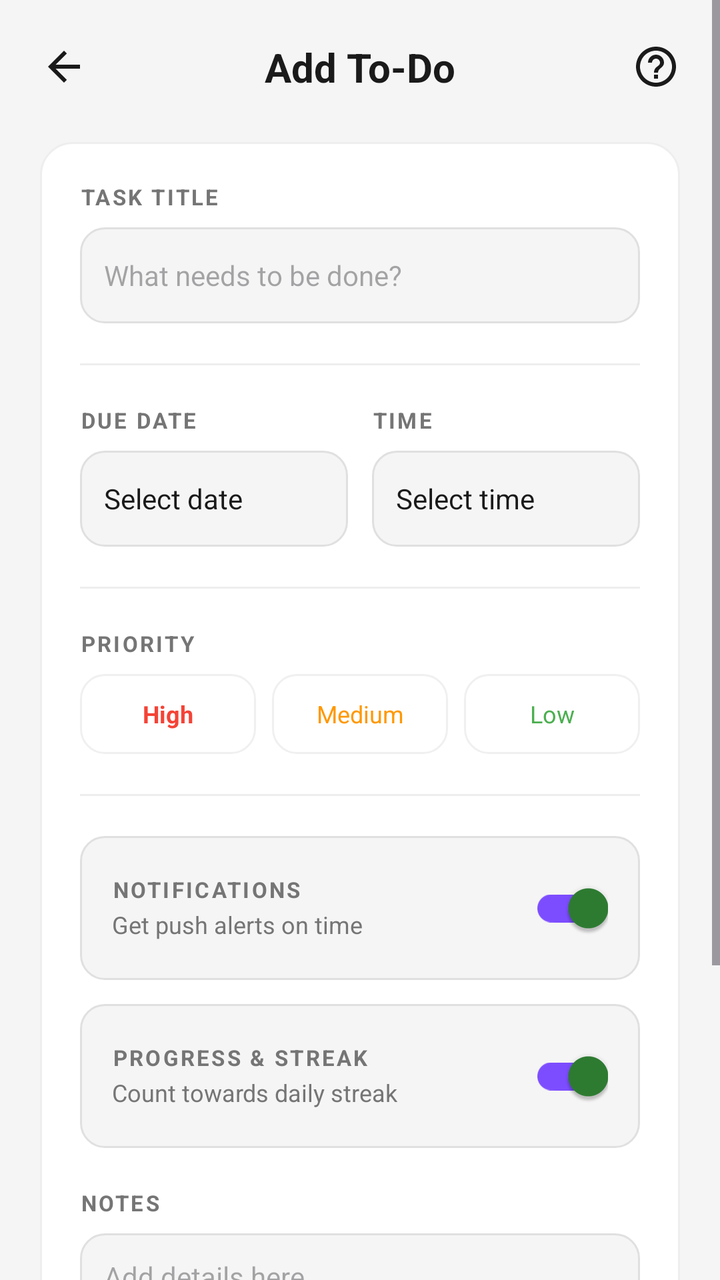
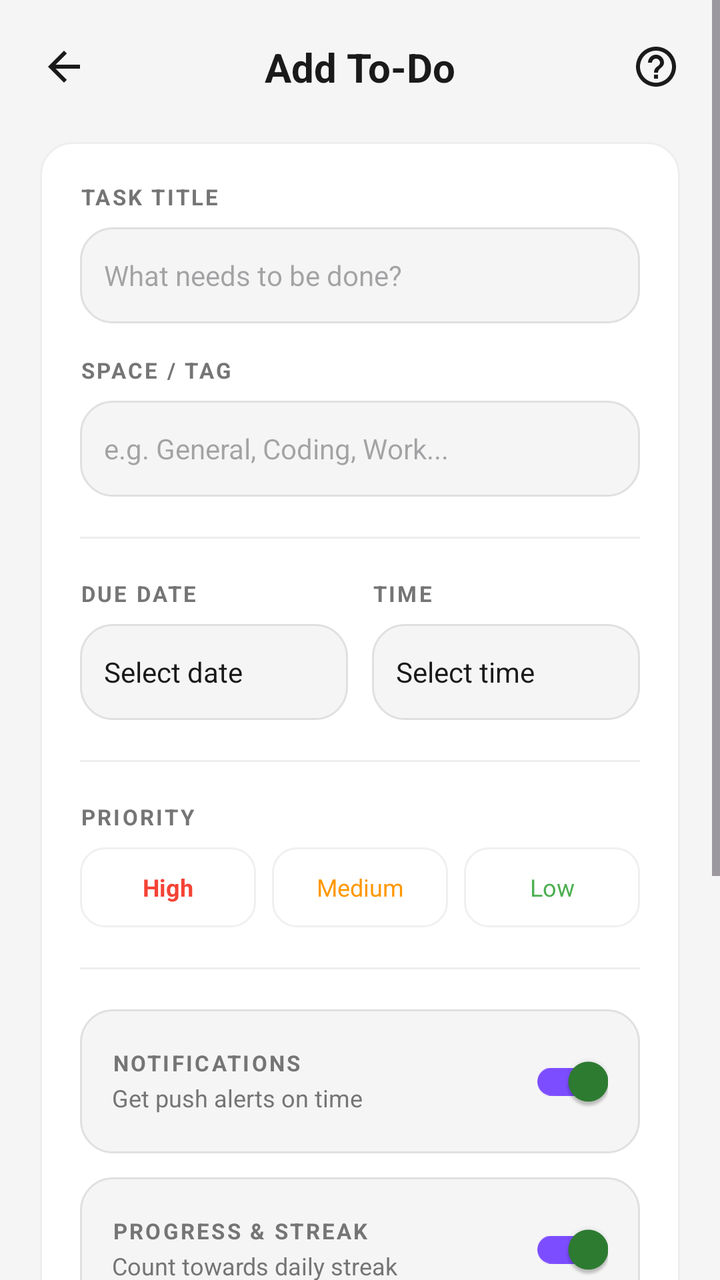

Before-and-after screenshots of an Android layout around one commit, followed by the original layout XML and the change that was made.
<!-- AndroidManifest.xml: application theme Theme.FridgeWise -->
<!-- res/layout/fragment_add_todo.xml -->
<?xml version="1.0" encoding="utf-8"?>
<ScrollView xmlns:android="http://schemas.android.com/apk/res/android"
    xmlns:app="http://schemas.android.com/apk/res-auto"
    android:layout_width="match_parent"
    android:layout_height="match_parent"
    android:background="@color/bg_primary"
    android:fillViewport="true">

    <LinearLayout
        android:layout_width="match_parent"
        android:layout_height="wrap_content"
        android:orientation="vertical"
        android:padding="20dp">

        
        <RelativeLayout
            android:layout_width="match_parent"
            android:layout_height="wrap_content"
            android:layout_marginBottom="24dp">

            <ImageView
                android:id="@+id/btnBack"
                android:layout_width="24dp"
                android:layout_height="24dp"
                android:layout_alignParentStart="true"
                android:layout_centerVertical="true"
                android:contentDescription="Back"
                android:src="@drawable/outline_arrow_back_24"
                app:tint="@color/text_dark" />

            <TextView
                android:id="@+id/tvHeaderTitle"
                android:layout_width="wrap_content"
                android:layout_height="wrap_content"
                android:layout_centerInParent="true"
                android:text="Add To-Do"
                android:textColor="@color/text_dark"
                android:textSize="20sp"
                android:textStyle="bold" />

            <ImageView
                android:id="@+id/btnHelp"
                android:layout_width="24dp"
                android:layout_height="24dp"
                android:layout_alignParentEnd="true"
                android:layout_centerVertical="true"
                android:src="@drawable/twotone_help_outline_24"
                app:tint="@color/text_dark" />
        </RelativeLayout>

        
        <LinearLayout
            android:layout_width="match_parent"
            android:layout_height="wrap_content"
            android:background="@drawable/section_card_bg"
            android:orientation="vertical"
            android:padding="20dp">

            
            <TextView
                android:layout_width="wrap_content"
                android:layout_height="wrap_content"
                android:letterSpacing="0.1"
                android:text="TASK TITLE"
                android:textColor="@color/text_gray"
                android:textSize="11sp"
                android:textStyle="bold" />

            <EditText
                android:id="@+id/etTaskTitle"
                android:layout_width="match_parent"
                android:layout_height="48dp"
                android:layout_marginTop="8dp"
                android:background="@drawable/bg_edittext"
                android:hint="What needs to be done?"
                android:paddingHorizontal="12dp"
                android:textColor="@color/text_dark"
                android:textSize="14sp" />

            <View
                android:layout_width="match_parent"
                android:layout_height="1dp"
                android:layout_marginVertical="20dp"
                android:background="#EEEEEE" />

            
            <LinearLayout
                android:layout_width="match_parent"
                android:layout_height="wrap_content"
                android:orientation="horizontal">

                <LinearLayout
                    android:layout_width="0dp"
                    android:layout_height="wrap_content"
                    android:layout_marginEnd="12dp"
                    android:layout_weight="1"
                    android:orientation="vertical">

                    <TextView
                        android:layout_width="wrap_content"
                        android:layout_height="wrap_content"
                        android:letterSpacing="0.1"
                        android:text="DUE DATE"
                        android:textColor="@color/text_gray"
                        android:textSize="11sp"
                        android:textStyle="bold" />

                    <TextView
                        android:id="@+id/tvDate"
                        android:layout_width="match_parent"
                        android:layout_height="48dp"
                        android:layout_marginTop="8dp"
                        android:background="@drawable/bg_edittext"
                        android:gravity="center_vertical"
                        android:paddingHorizontal="12dp"
                        android:text="Select date"
                        android:textColor="@color/text_dark"
                        android:textSize="14sp" />
                </LinearLayout>

                <LinearLayout
                    android:layout_width="0dp"
                    android:layout_height="wrap_content"
                    android:layout_weight="1"
                    android:orientation="vertical">

                    <TextView
                        android:layout_width="wrap_content"
                        android:layout_height="wrap_content"
                        android:letterSpacing="0.1"
                        android:text="TIME"
                        android:textColor="@color/text_gray"
                        android:textSize="11sp"
                        android:textStyle="bold" />

                    <TextView
                        android:id="@+id/tvTime"
                        android:layout_width="match_parent"
                        android:layout_height="48dp"
                        android:layout_marginTop="8dp"
                        android:background="@drawable/bg_edittext"
                        android:gravity="center_vertical"
                        android:paddingHorizontal="12dp"
                        android:text="Select time"
                        android:textColor="@color/text_dark"
                        android:textSize="14sp" />
                </LinearLayout>
            </LinearLayout>

            <View
                android:layout_width="match_parent"
                android:layout_height="1dp"
                android:layout_marginVertical="20dp"
                android:background="#EEEEEE" />

            
            <TextView
                android:layout_width="wrap_content"
                android:layout_height="wrap_content"
                android:letterSpacing="0.1"
                android:text="PRIORITY"
                android:textColor="@color/text_gray"
                android:textSize="11sp"
                android:textStyle="bold" />

            <LinearLayout
                android:layout_width="match_parent"
                android:layout_height="wrap_content"
                android:layout_marginTop="8dp"
                android:orientation="horizontal">

                <TextView
                    android:id="@+id/btnPriorityHigh"
                    android:layout_width="0dp"
                    android:layout_height="40dp"
                    android:layout_weight="1"
                    android:background="@drawable/bg_priority_high_selector"
                    android:gravity="center"
                    android:text="High"
                    android:textColor="@color/todo_priority_high_text"
                    android:textSize="12sp"
                    android:textStyle="bold" />

                <View
                    android:layout_width="8dp"
                    android:layout_height="1dp" />

                <TextView
                    android:id="@+id/btnPriorityMedium"
                    android:layout_width="0dp"
                    android:layout_height="40dp"
                    android:layout_weight="1"
                    android:background="@drawable/bg_priority_medium_selector"
                    android:gravity="center"
                    android:text="Medium"
                    android:textColor="@color/todo_priority_medium_text"
                    android:textSize="12sp" />

                <View
                    android:layout_width="8dp"
                    android:layout_height="1dp" />

                <TextView
                    android:id="@+id/btnPriorityLow"
                    android:layout_width="0dp"
                    android:layout_height="40dp"
                    android:layout_weight="1"
                    android:background="@drawable/bg_priority_low_selector"
                    android:gravity="center"
                    android:text="Low"
                    android:textColor="@color/todo_priority_low_text"
                    android:textSize="12sp" />
            </LinearLayout>

            <View
                android:layout_width="match_parent"
                android:layout_height="1dp"
                android:layout_marginVertical="20dp"
                android:background="#EEEEEE" />

            
            <LinearLayout
                android:layout_width="match_parent"
                android:layout_height="wrap_content"
                android:background="@drawable/bg_edittext"
                android:gravity="center_vertical"
                android:orientation="horizontal"
                android:paddingHorizontal="16dp"
                android:paddingVertical="12dp">

                <LinearLayout
                    android:layout_width="0dp"
                    android:layout_height="wrap_content"
                    android:layout_weight="1"
                    android:orientation="vertical">

                    <TextView
                        android:layout_width="wrap_content"
                        android:layout_height="wrap_content"
                        android:letterSpacing="0.1"
                        android:text="NOTIFICATIONS"
                        android:textColor="@color/text_gray"
                        android:textSize="11sp"
                        android:textStyle="bold" />

                    <TextView
                        android:layout_width="wrap_content"
                        android:layout_height="wrap_content"
                        android:layout_marginTop="2dp"
                        android:text="Get push alerts on time"
                        android:textColor="@color/text_gray"
                        android:textSize="12sp" />
                </LinearLayout>

                <androidx.appcompat.widget.SwitchCompat
                    android:id="@+id/switchReminder"
                    android:layout_width="wrap_content"
                    android:layout_height="wrap_content"
                    android:checked="true"
                    app:trackTint="@color/purple_primary" />
            </LinearLayout>

            
            <LinearLayout
                android:layout_width="match_parent"
                android:layout_height="wrap_content"
                android:layout_marginTop="12dp"
                android:background="@drawable/bg_edittext"
                android:gravity="center_vertical"
                android:orientation="horizontal"
                android:paddingHorizontal="16dp"
                android:paddingVertical="12dp">

                <LinearLayout
                    android:layout_width="0dp"
                    android:layout_height="wrap_content"
                    android:layout_weight="1"
                    android:orientation="vertical">

                    <TextView
                        android:layout_width="wrap_content"
                        android:layout_height="wrap_content"
                        android:letterSpacing="0.1"
                        android:text="PROGRESS &amp; STREAK"
                        android:textColor="@color/text_gray"
                        android:textSize="11sp"
                        android:textStyle="bold" />

                    <TextView
                        android:layout_width="wrap_content"
                        android:layout_height="wrap_content"
                        android:layout_marginTop="2dp"
                        android:text="Count towards daily streak"
                        android:textColor="@color/text_gray"
                        android:textSize="12sp" />
                </LinearLayout>

                <androidx.appcompat.widget.SwitchCompat
                    android:id="@+id/switchStreakTracking"
                    android:layout_width="wrap_content"
                    android:layout_height="wrap_content"
                    android:checked="true"
                    app:trackTint="@color/purple_primary" />
            </LinearLayout>

            
            <TextView
                android:layout_width="wrap_content"
                android:layout_height="wrap_content"
                android:layout_marginTop="20dp"
                android:letterSpacing="0.1"
                android:text="NOTES"
                android:textColor="@color/text_gray"
                android:textSize="11sp"
                android:textStyle="bold" />

            <EditText
                android:id="@+id/etNote"
                android:layout_width="match_parent"
                android:layout_height="80dp"
                android:layout_marginTop="8dp"
                android:background="@drawable/bg_edittext"
                android:gravity="top"
                android:hint="Add details here..."
                android:padding="12dp"
                android:textColor="@color/text_dark"
                android:textSize="14sp" />

        </LinearLayout>

        
        <androidx.appcompat.widget.AppCompatButton
            android:id="@+id/btnSave"
            android:layout_width="match_parent"
            android:layout_height="56dp"
            android:layout_marginTop="24dp"
            android:layout_marginBottom="32dp"
            android:backgroundTint="@color/purple_primary"
            android:text="Save To-Do"
            android:textAllCaps="false"
            android:textColor="@color/white"
            android:textSize="16sp"
            android:textStyle="bold"
            app:cornerRadius="16dp" />

    </LinearLayout>
</ScrollView>
<!-- resources referenced by this layout -->
<resources>
  <color name="bg_primary">#F5F5F5</color>
  <color name="purple_primary">#7C4DFF</color>
  <color name="text_dark">#1A1A1A</color>
  <color name="text_gray">#757575</color>
  <color name="todo_priority_high_text">#F44336</color>
  <color name="todo_priority_low_text">#4CAF50</color>
  <color name="todo_priority_medium_text">#FF9800</color>
  <color name="white">#FFFFFF</color>
  <!-- drawable bg_edittext (drawable) -->
  <?xml version="1.0" encoding="utf-8"?>
  <shape xmlns:android="http://schemas.android.com/apk/res/android">
      <solid android:color="@color/input_bg" />
      <corners android:radius="12dp" />
      <stroke android:width="1dp" android:color="@color/input_border" />
  </shape>
  <!-- drawable outline_arrow_back_24 (drawable) -->
  <vector xmlns:android="http://schemas.android.com/apk/res/android" android:autoMirrored="true" android:height="24dp" android:tint="#2A2D35" android:viewportHeight="960" android:viewportWidth="960" android:width="24dp">
        
      <path android:fillColor="@android:color/white" android:pathData="M313,520L537,744L480,800L160,480L480,160L537,216L313,440L800,440L800,520L313,520Z"/>
      
  </vector>
  <!-- drawable section_card_bg (drawable) -->
  <?xml version="1.0" encoding="utf-8"?>
  <shape xmlns:android="http://schemas.android.com/apk/res/android">
      <solid android:color="@color/surface_card" />
      <corners android:radius="16dp" />
      <stroke android:width="1dp" android:color="@color/divider_color" />
  </shape>
  <style name="Theme.FridgeWise" parent="Base.Theme.FridgeWise" />
  <color name="input_bg">#F5F5F5</color>
  <color name="input_border">#E0E0E0</color>
  <color name="card_red">#FFEBEE</color>
  <color name="red_expired">#F44336</color>
  <color name="todo_card_bg">#FFFFFF</color>
  <color name="todo_card_stroke">#F0F0F0</color>
  <color name="card_green">#E8F5E9</color>
  <color name="green_fresh">#4CAF50</color>
  <color name="card_orange">#FFF3E0</color>
  <color name="orange_warning">#FF9800</color>
  <color name="surface_card">#FFFFFF</color>
  <color name="divider_color">#EEEEEE</color>
  <color name="bg_secondary">#FFFFFF</color>
  <color name="green_primary">#2E7D32</color>
  <color name="green_pale">#E8F5E9</color>
  <color name="profile_accent_teal">#2DD4BF</color>
  <color name="text_primary">#1A1A1A</color>
  <color name="surface_elevated">#FFFFFF</color>
  <color name="text_secondary">#757575</color>
  <style name="TextAppearance.App.TitleLarge" parent="TextAppearance.Material3.TitleLarge">
          <item name="android:textStyle">bold</item>
          <item name="android:textColor">@color/text_primary</item>
      </style>
  <style name="TextAppearance.App.TitleMedium" parent="TextAppearance.Material3.TitleMedium">
          <item name="android:textStyle">bold</item>
          <item name="android:textColor">@color/text_primary</item>
      </style>
  <style name="TextAppearance.App.BodyLarge" parent="TextAppearance.Material3.BodyLarge">
          <item name="android:textColor">@color/text_primary</item>
      </style>
  <style name="TextAppearance.App.BodyMedium" parent="TextAppearance.Material3.BodyMedium">
          <item name="android:textColor">@color/text_secondary</item>
      </style>
  <style name="TextAppearance.App.LabelLarge" parent="TextAppearance.Material3.LabelLarge">
          <item name="android:textColor">@color/green_primary</item>
          <item name="android:textStyle">bold</item>
      </style>
  <style name="Widget.App.FloatingActionButton" parent="Widget.Material3.FloatingActionButton.Primary">
          <item name="backgroundTint">@color/green_primary</item>
          <item name="tint">@color/white</item>
      </style>
  <!-- unchanged entries left out for length: 5 -->
</resources>

<!-- the commit's change to res/layout/fragment_add_todo.xml (unified diff, before → after) -->
@@ -73,6 +73,28 @@
                 android:layout_marginTop="8dp"
                 android:background="@drawable/bg_edittext"
                 android:hint="What needs to be done?"
+                android:paddingHorizontal="12dp"
+                android:textColor="@color/text_dark"
+                android:textSize="14sp" />
+
+            
+            <TextView
+                android:layout_width="wrap_content"
+                android:layout_height="wrap_content"
+                android:layout_marginTop="16dp"
+                android:letterSpacing="0.1"
+                android:text="SPACE / TAG"
+                android:textColor="@color/text_gray"
+                android:textSize="11sp"
+                android:textStyle="bold" />
+
+            <EditText
+                android:id="@+id/etSpaceName"
+                android:layout_width="match_parent"
+                android:layout_height="48dp"
+                android:layout_marginTop="8dp"
+                android:background="@drawable/bg_edittext"
+                android:hint="e.g. General, Coding, Work..."
                 android:paddingHorizontal="12dp"
                 android:textColor="@color/text_dark"
                 android:textSize="14sp" />
<!-- resource entries referenced after the edit -->
@@ -12,8 +12,10 @@
   <?xml version="1.0" encoding="utf-8"?>
   <shape xmlns:android="http://schemas.android.com/apk/res/android">
       <solid android:color="@color/input_bg" />
-      <corners android:radius="12dp" />
-      <stroke android:width="1dp" android:color="@color/input_border" />
+      <corners android:radius="16dp" />
+      <stroke
+          android:width="1dp"
+          android:color="@color/input_border" />
   </shape>
   <!-- drawable outline_arrow_back_24 (drawable) -->
   <vector xmlns:android="http://schemas.android.com/apk/res/android" android:autoMirrored="true" android:height="24dp" android:tint="#2A2D35" android:viewportHeight="960" android:viewportWidth="960" android:width="24dp">
